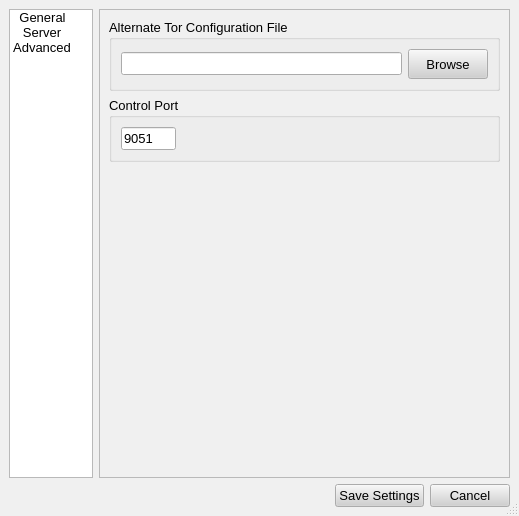
Before: the Qt Designer form src/gui/configdialog/configdialog.ui in a-ilin/vidalia, drawn with Qt 5.
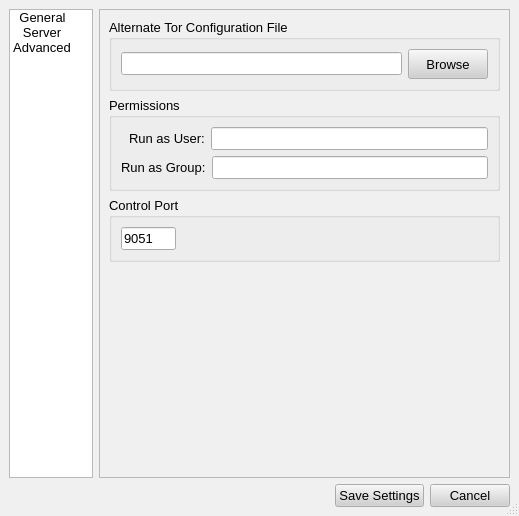
After: the same form once the commit is applied. The open tabs and pages were chosen to show the change. Icons and pictures are not drawn.

Commit message:
Added grpPermissions to the Advanced page of the ConfigDialog.
svn:r325

```diff
--- a/src/gui/configdialog/configdialog.ui
+++ b/src/gui/configdialog/configdialog.ui
@@ -8,8 +8,8 @@
    <rect>
     <x>0</x>
     <y>0</y>
-    <width>348</width>
-    <height>275</height>
+    <width>424</width>
+    <height>362</height>
    </rect>
   </property>
   <property name="palette" >
@@ -1664,6 +1664,90 @@
            </layout>
           </widget>
          </item>
+         <item>
+          <widget class="QGroupBox" name="grpPermissions" >
+           <property name="minimumSize" >
+            <size>
+             <width>0</width>
+             <height>0</height>
+            </size>
+           </property>
+           <property name="contextMenuPolicy" >
+            <enum>Qt::NoContextMenu</enum>
+           </property>
+           <property name="title" >
+            <string>Permissions</string>
+           </property>
+           <layout class="QVBoxLayout" >
+            <property name="margin" >
+             <number>9</number>
+            </property>
+            <property name="spacing" >
+             <number>6</number>
+            </property>
+            <item>
+             <layout class="QHBoxLayout" >
+              <property name="margin" >
+               <number>0</number>
+              </property>
+              <property name="spacing" >
+               <number>6</number>
+              </property>
+              <item>
+               <widget class="QLabel" name="label_3" >
+                <property name="contextMenuPolicy" >
+                 <enum>Qt::NoContextMenu</enum>
+                </property>
+                <property name="text" >
+                 <string>Run as User:</string>
+                </property>
+                <property name="indent" >
+                 <number>8</number>
+                </property>
+               </widget>
+              </item>
+              <item>
+               <widget class="QLineEdit" name="lineUser" >
+                <property name="contextMenuPolicy" >
+                 <enum>Qt::NoContextMenu</enum>
+                </property>
+                <property name="toolTip" >
+                 <string>Vidalia will run with this User's permissions</string>
+                </property>
+               </widget>
+              </item>
+             </layout>
+            </item>
+            <item>
+             <layout class="QHBoxLayout" >
+              <property name="margin" >
+               <number>0</number>
+              </property>
+              <property name="spacing" >
+               <number>6</number>
+              </property>
+              <item>
+               <widget class="QLabel" name="label_9" >
+                <property name="contextMenuPolicy" >
+                 <enum>Qt::NoContextMenu</enum>
+                </property>
+                <property name="text" >
+                 <string>Run as Group:</string>
+                </property>
+               </widget>
+              </item>
+              <item>
+               <widget class="QLineEdit" name="lineGroup" >
+                <property name="toolTip" >
+                 <string>Vidalia will run with this Group's permissions</string>
+                </property>
+               </widget>
+              </item>
+             </layout>
+            </item>
+           </layout>
+          </widget>
+         </item>
          <item>
           <widget class="QGroupBox" name="grpControlPort" >
            <property name="contextMenuPolicy" >
```
Left out of the diff: 21 changed lines with no effect on the pictures. The commit also changes 1 other file.
